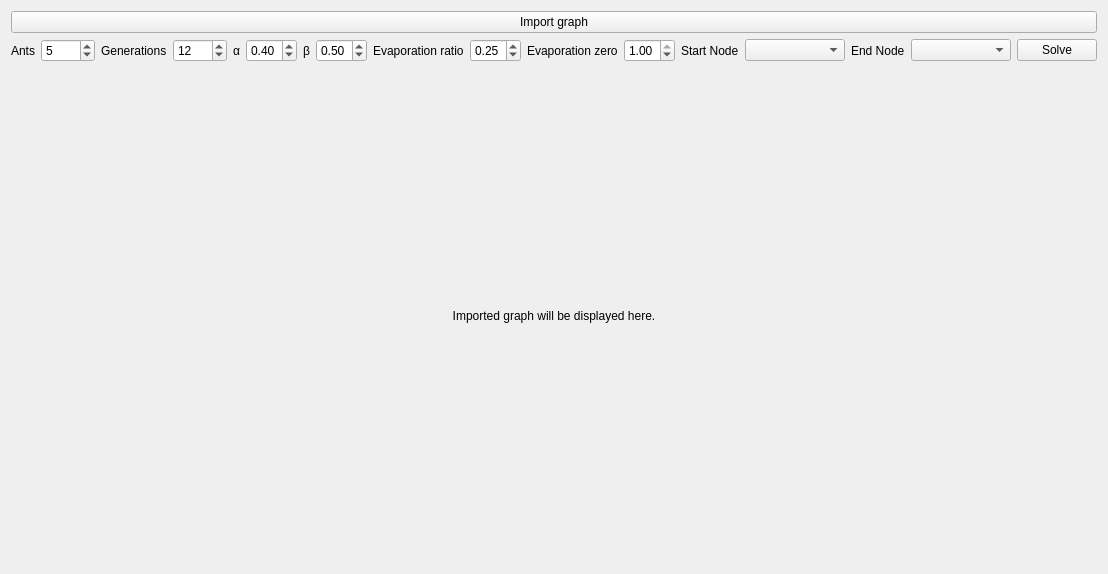
The window that mainwindow.ui (kbednars/ALHE) describes before a commit, drawn with Qt 5.
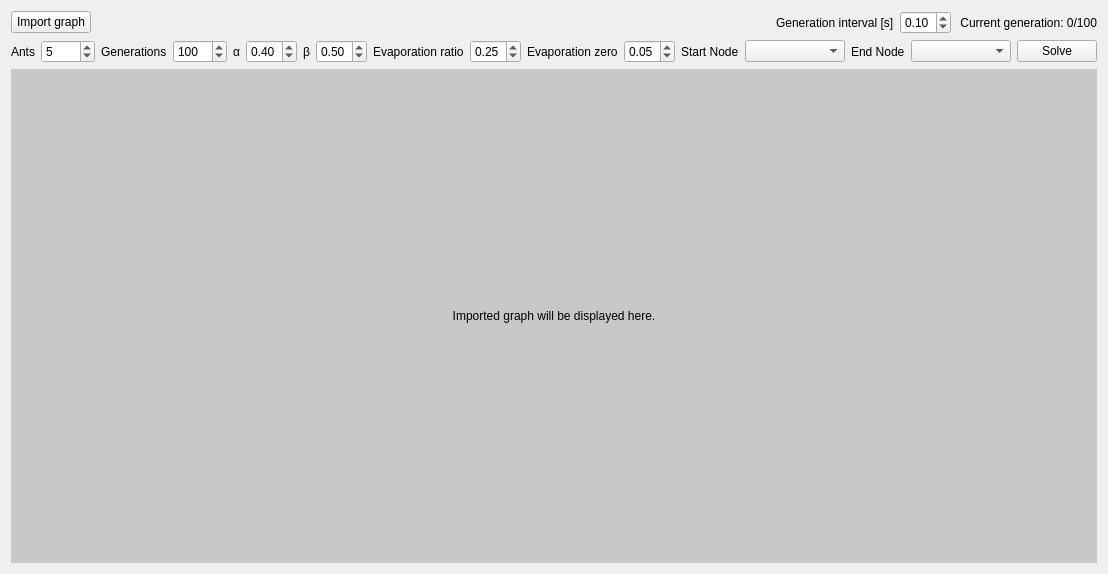
The same window after the commit. Custom widgets are drawn as their Qt base class.

```diff
--- a/mainwindow.ui
+++ b/mainwindow.ui
@@ -33,6 +33,61 @@
         </property>
        </widget>
       </item>
+      <item>
+       <spacer name="horizontalSpacer_2">
+        <property name="orientation">
+         <enum>Qt::Horizontal</enum>
+        </property>
+        <property name="sizeHint" stdset="0">
+         <size>
+          <width>40</width>
+          <height>20</height>
+         </size>
+        </property>
+       </spacer>
+      </item>
+      <item>
+       <widget class="QLabel" name="label_9">
+        <property name="text">
+         <string>Generation interval [s]</string>
+        </property>
+       </widget>
+      </item>
+      <item>
+       <widget class="QDoubleSpinBox" name="intervalSpinBox">
+        <property name="maximum">
+         <double>9.990000000000000</double>
+        </property>
+        <property name="singleStep">
+         <double>0.010000000000000</double>
+        </property>
+        <property name="value">
+         <double>0.100000000000000</double>
+        </property>
+       </widget>
+      </item>
+      <item>
+       <widget class="QLabel" name="generationCounter">
+        <property name="minimumSize">
+         <size>
+          <width>140</width>
+          <height>0</height>
+         </size>
+        </property>
+        <property name="layoutDirection">
+         <enum>Qt::LeftToRight</enum>
+        </property>
+        <property name="autoFillBackground">
+         <bool>false</bool>
+        </property>
+        <property name="text">
+         <string>Current generation: 0/100</string>
+        </property>
+        <property name="alignment">
+         <set>Qt::AlignRight|Qt::AlignTrailing|Qt::AlignVCenter</set>
+        </property>
+       </widget>
+      </item>
      </layout>
     </item>
     <item>
@@ -97,7 +152,7 @@
          <number>9999</number>
         </property>
         <property name="value">
-         <number>12</number>
+         <number>100</number>
         </property>
        </widget>
       </item>
@@ -225,7 +280,7 @@
          <double>0.010000000000000</double>
         </property>
         <property name="value">
-         <double>1.000000000000000</double>
+         <double>0.050000000000000</double>
         </property>
        </widget>
       </item>
@@ -308,6 +363,9 @@
       <property name="cursor">
        <cursorShape>ArrowCursor</cursorShape>
       </property>
+      <property name="styleSheet">
+       <string notr="true">QWidget { background:rgb(200,200,200); }</string>
+      </property>
       <property name="text">
        <string>Imported graph will be displayed here.</string>
       </property>
```
